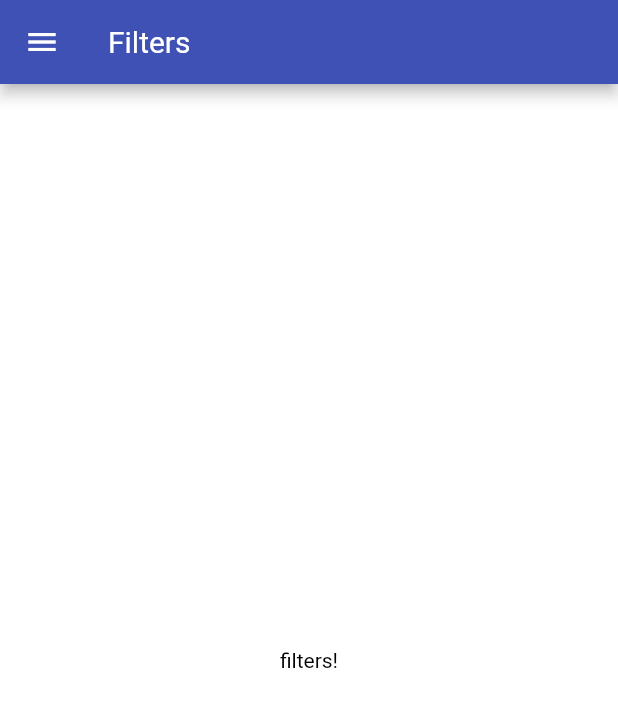
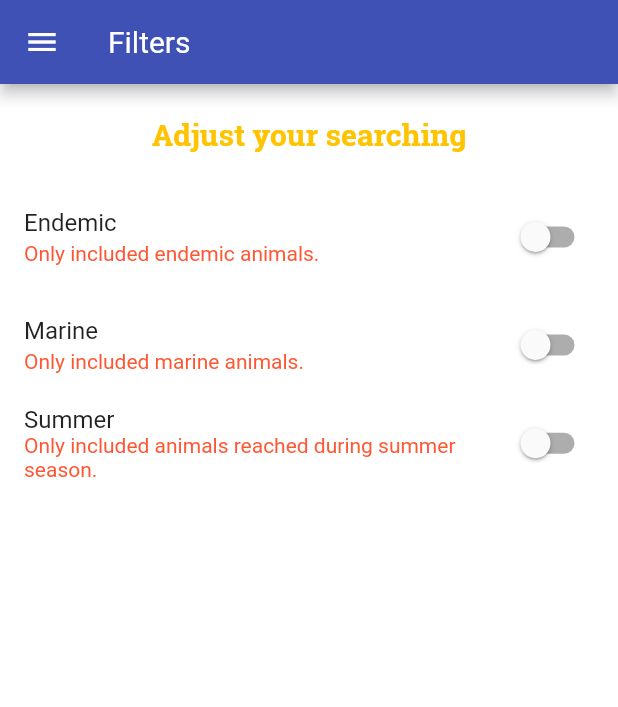
Before and after one commit to jjsebastianfuertes/FluterAppGalapagosAnimals, a Flutter app: the FilterScreen screen opened by its route, on a phone screen of 412 x 824 dp. Shown: the top 707 px of the screen. Run offline on Flutter 3.47's test engine with Material 2 defaults, Android fonts, the phone set to English and light mode, and no system bars.

Commit message:
setting body filters option

```diff
--- a/galapagos_species/lib/screens/filter_screen.dart
+++ b/galapagos_species/lib/screens/filter_screen.dart
@@ -1,8 +1,32 @@
 import 'package:flutter/material.dart';
 import 'package:galapagos_species/widgets/main_drawer.dart';
 
-class FilterScreen extends StatelessWidget {
+class FilterScreen extends StatefulWidget {
   static const routeName = '/filters';
+
+  @override
+  _FilterScreenState createState() => _FilterScreenState();
+}
+
+class _FilterScreenState extends State<FilterScreen> {
+  //set boolean variables
+  var _isEndemic = false;
+  var _isMarine = false;
+  var _isSummer = false;
+
+  Widget _buildSwitchListTitle(
+    String title,
+    String subtitle,
+    bool currentValue,
+    Function updateValue,
+  ) {
+    return SwitchListTile(
+      title: Text(title),
+      value: currentValue,
+      subtitle: Text(subtitle),
+      onChanged: updateValue,
+    );
+  }
 
   @override
   Widget build(BuildContext context) {
@@ -11,8 +35,44 @@ class FilterScreen extends StatelessWidget {
         title: Text('Filters'),
       ),
       drawer: MainDrawer(),
-      body: Center(
-        child: Text('filters!'),
+      body: Column(
+        children: <Widget>[
+          Container(
+            padding: EdgeInsets.all(20),
+            child: Text(
+              'Adjust your searching',
+              style: Theme.of(context).textTheme.title,
+            ),
+          ),
+          Expanded(
+            child: ListView(
+              children: <Widget>[
+                _buildSwitchListTitle(
+                    'Endemic', 'Only included endemic animals.', _isEndemic,
+                    (newValue) {
+                  setState(() {
+                    _isEndemic = newValue;
+                  });
+                }),
+                _buildSwitchListTitle(
+                    'Marine', 'Only included marine animals.', _isMarine,
+                    (newValue) {
+                  setState(() {
+                    _isMarine = newValue;
+                  });
+                }),
+                _buildSwitchListTitle(
+                    'Summer',
+                    'Only included animals reached during summer season.',
+                    _isSummer, (newValue) {
+                  setState(() {
+                    _isSummer = newValue;
+                  });
+                }),
+              ],
+            ),
+          )
+        ],
       ),
     );
   }
--- a/galapagos_species/lib/widgets/main_drawer.dart
+++ b/galapagos_species/lib/widgets/main_drawer.dart
@@ -44,7 +44,7 @@ class MainDrawer extends StatelessWidget {
             Navigator.of(context).pushReplacementNamed(
                 '/'); //pushReplacementName put a new page, not put it over
           }),
-          buildListTitle('Settings', Icons.settings, () {
+          buildListTitle('Filters', Icons.settings, () {
             Navigator.of(context).pushReplacementNamed(FilterScreen.routeName);
           }),
         ],
```
